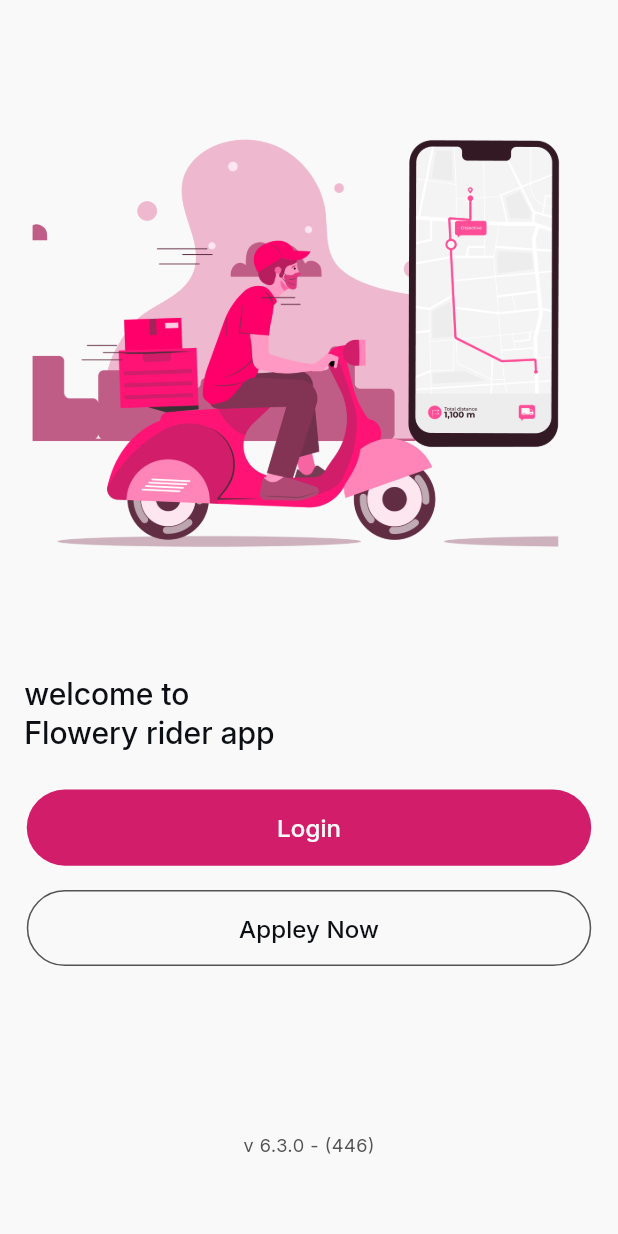
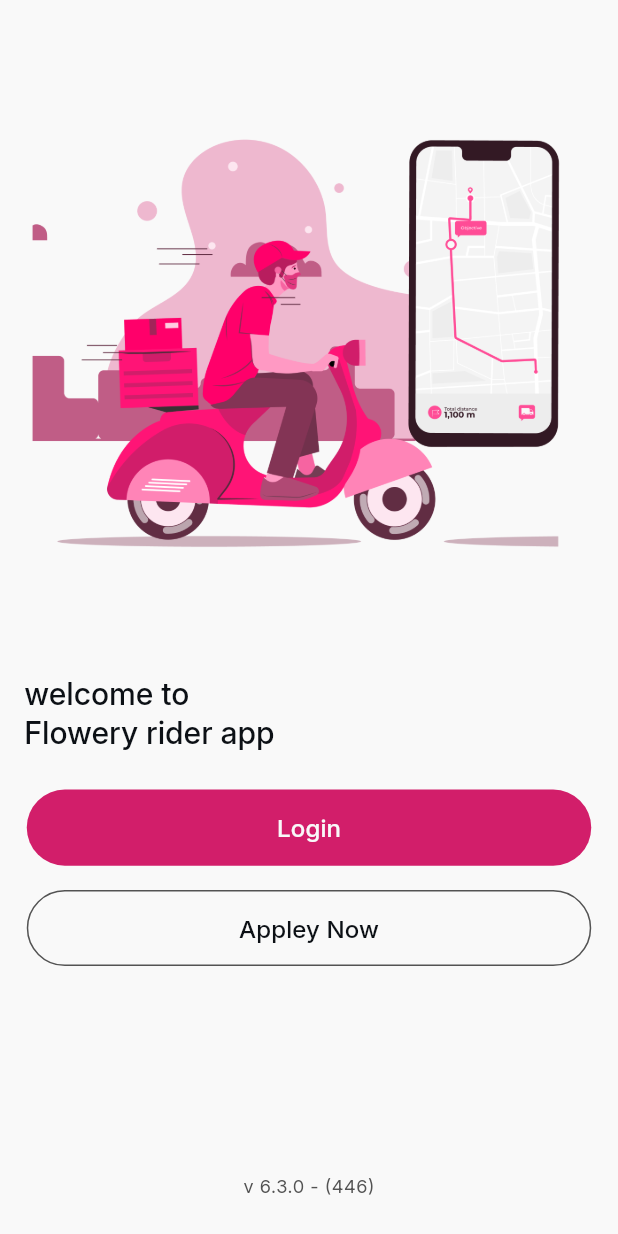
Before and after one commit to Elevate-projects/flowery-tracking-app, a Flutter app: the screen it shows after launch, on a phone screen of 412 x 824 dp. Run offline on Flutter 3.47's test engine with Material 3 defaults, Android fonts, the phone set to English and light mode, and no system bars; our stand-ins replace another_flushbar, connectivity_plus, dio, easy_localization, flutter_bloc, flutter_native_splash and 8 more; generated files the repository leaves out were written again.

Commit message:
1- Add translation welcome to App Arabic 2- remove spacer and add RSizedBox

```diff
--- a/assets/translations/ar.json
+++ b/assets/translations/ar.json
@@ -29,5 +29,6 @@
   "networkError": "حدث خطأ ما. يرجى التحقق من اتصال الإنترنت.",
   "anUnknownErrorOccurred": "حدث خطأ غير معروف.",
   "appleyNow": "سجل الان",
-  "login": "تسجيل الدخول"
+  "login": "تسجيل الدخول",
+  "welcome": "مرحبا بك في تطبيق ركاب فلاوري"
 }
--- a/assets/translations/en.json
+++ b/assets/translations/en.json
@@ -30,6 +30,7 @@
   "networkError": "Something went wrong. Please check your internet connection.",
   "anUnknownErrorOccurred": "An unknown error occurred.",
   "appleyNow": "Appley Now",
-  "login": "Login"
+  "login": "Login",
+  "welcome": "welcome to\nFlowery rider app"
 
 }
--- a/lib/presentation/onboarding/views/widgets/onboarding_view_body.dart
+++ b/lib/presentation/onboarding/views/widgets/onboarding_view_body.dart
@@ -1,3 +1,4 @@
+import 'package:easy_localization/easy_localization.dart';
 import 'package:flowery_tracking_app/core/constants/app_images.dart';
 import 'package:flowery_tracking_app/core/constants/app_text.dart';
 import 'package:flowery_tracking_app/presentation/onboarding/views/widgets/appley_button.dart';
@@ -12,7 +13,8 @@ class OnboardingViewBody extends StatelessWidget {
   Widget build(BuildContext context) {
     final theme = Theme.of(context);
     return Scaffold(
-      body: Column(
+      body: SingleChildScrollView(
+        child: Column(
           children: [
             const Row(
               children: [
@@ -31,7 +33,7 @@ class OnboardingViewBody extends StatelessWidget {
                 mainAxisAlignment: MainAxisAlignment.start,
                 children: [
                   Text(
-                  AppText.welcome,
+                    AppText.welcome.tr(),
                     style: theme.textTheme.headlineMedium,
                     textAlign: TextAlign.start,
                   ),
@@ -42,17 +44,18 @@ class OnboardingViewBody extends StatelessWidget {
             const LoginButtonWidget(),
             const RSizedBox(height: 16),
             const AppleyButtonWidget(),
-          const Spacer(),
             Padding(
-            padding: REdgeInsets.only(bottom: 52),
+              padding: REdgeInsets.only(top: 136),
               child: Text(
                 AppText.appVersion,
                 style: theme.textTheme.bodySmall?.copyWith(
                   color: theme.colorScheme.shadow,
                 ),
               ),
-          )
+            ),
+            const RSizedBox(height: 20),
           ],
+        ),
       ),
     );
   }
```
Lines whose indentation alone changed are shown as unchanged.
